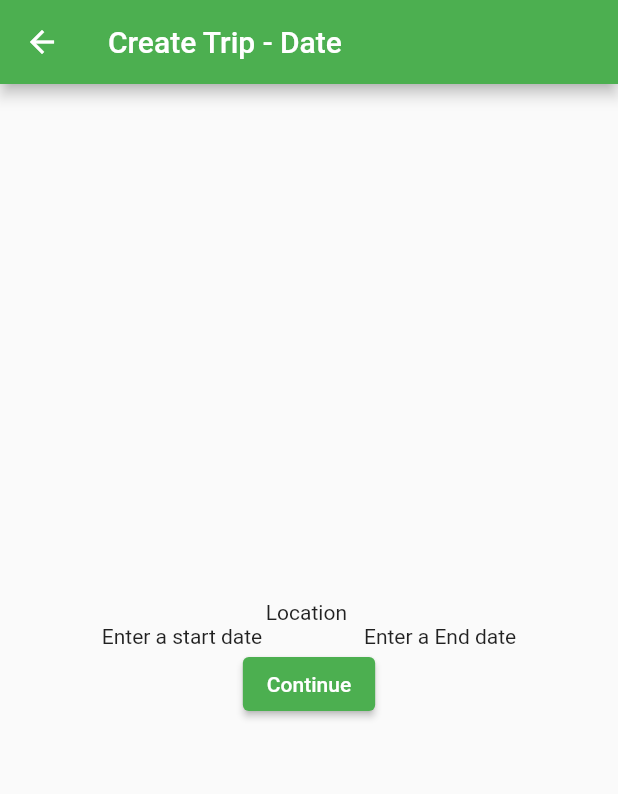
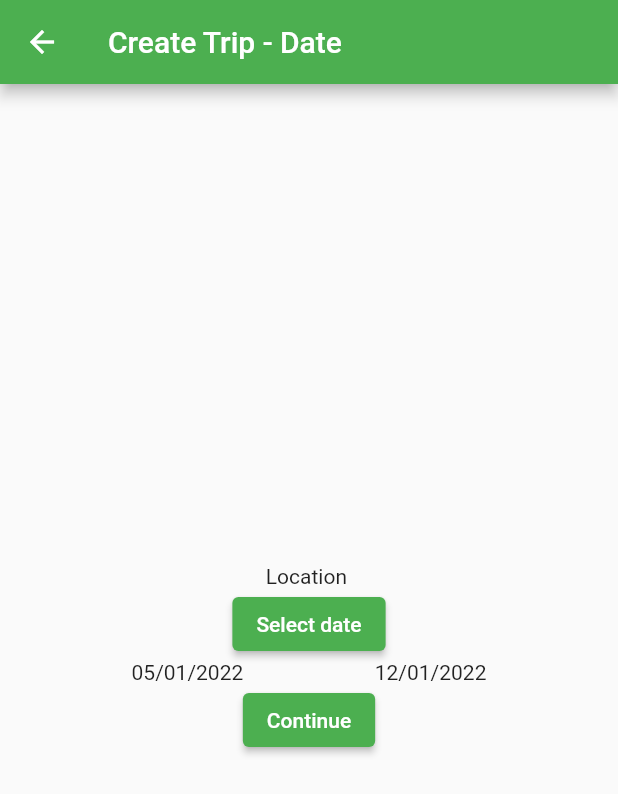
Before and after one commit to brandondasb/travel_app_my_version_flutter, a Flutter app: the NewTripDateView screen opened directly with empty values, on a phone screen of 412 x 824 dp. Shown: the top 794 px of the screen. Run offline on Flutter 3.47's test engine with Material 2 defaults, Android fonts, the phone set to English and light mode, and no system bars; our stand-ins replace firebase_core; accounts and stored records are empty.

Commit message:
added calender range selector formatted date and store it all in firebase

```diff
--- a/lib/models/Trip.dart
+++ b/lib/models/Trip.dart
@@ -6,4 +6,13 @@ class Trip {
   String travelType;
 
   Trip(this.title, this.startDate, this.endDate, this.budget, this.travelType);
+
+  //convert class to json for firebase
+  Map<String, dynamic> toJson() => {
+        'title': title,
+        'startDate': startDate,
+        'endDate': endDate,
+        'bugdet': budget,
+        "travelType": travelType
+      };
 }
--- a/lib/views/new_trips/date_view.dart
+++ b/lib/views/new_trips/date_view.dart
@@ -1,12 +1,85 @@
+import 'dart:async';
+
+// import 'package:date_range_picker/date_range_picker.dart' as DateRagePicker;
 import 'package:flutter/material.dart';
+import 'package:intl/intl.dart';
 import 'package:travel_app_my_version/models/Trip.dart';
 
 import 'budget_view.dart';
 
-class NewTripDateView extends StatelessWidget {
+class NewTripDateView extends StatefulWidget {
   final Trip trip;
 
   const NewTripDateView({Key? key, required this.trip}) : super(key: key);
+
+  @override
+  State<NewTripDateView> createState() => _NewTripDateViewState();
+}
+
+class _NewTripDateViewState extends State<NewTripDateView> {
+  late DateTime date;
+
+  DateTime _startDate = DateTime.now();
+  DateTime _endDate = DateTime.now().add(Duration(days: 7));
+  DateTimeRange dateRange = DateTimeRange(
+    start: DateTime.now(),
+    end: DateTime.now().add(Duration(days: 7)),
+  );
+
+  Future displayDateRangePicker(BuildContext context) async {
+    // final List<DateTime> picked = await DateRagePicker.showDatePicker(
+    //     context: context,
+    //     initialFirstDate: _startDate,
+    //     initialLastDate: _endDate,
+    //     firstDate: DateTime(DateTime.now().year - 50),
+    //     lastDate: DateTime(DateTime.now().year + 50));
+    //once date picked
+    // if (picked != null && picked.length == 2) {
+    //   setState(() {
+    //     _startDate = picked[0];
+    //     _endDate = picked[1];
+    //   });
+    // }
+
+    // final List<DateTime> newDate = await showDatePicker(
+    //     context: context,
+    //     //     initialLastDate: _endDate,
+    //     firstDate: DateTime(DateTime.now().year - 50),
+    //     lastDate: DateTime(DateTime.now().year + 50),
+    //     initialDate: _startDate);
+    // if (newDate == null) return;
+    // setState(() => date = newDate);
+    // setState(() {
+    //   _startDate = newDate[0];
+    //   _endDate = newDate[1];
+    // });
+    /** attempt for the date range**/
+    final initialDateRange = DateTimeRange(start: _startDate, end: _endDate);
+
+    final newDateRange = await showDateRangePicker(
+        context: context,
+        firstDate: DateTime(DateTime.now().year - 50),
+        lastDate: DateTime(DateTime.now().year + 50),
+        initialDateRange: initialDateRange);
+    if (newDateRange == null) return;
+    setState(() => dateRange = newDateRange);
+  }
+
+  String getFrom() {
+    if (dateRange != null) {
+      return DateFormat('dd/MM/yyyy').format(dateRange.start);
+    } else {
+      return "from";
+    }
+  }
+
+  String getUntil() {
+    if (dateRange != null) {
+      return DateFormat('dd/MM/yyyy').format(dateRange.end);
+    } else {
+      return "from";
+    }
+  }
 
   @override
   Widget build(BuildContext context) {
@@ -18,24 +91,31 @@ class NewTripDateView extends StatelessWidget {
           child: Column(
             mainAxisAlignment: MainAxisAlignment.center,
             children: [
-              Text("Location ${trip.title}"),
+              Text("Location ${widget.trip.title}"),
+              ElevatedButton(
+                onPressed: () async {
+                  await displayDateRangePicker(context);
+                },
+                child: Text("Select date"),
+              ),
               Row(
                 mainAxisAlignment: MainAxisAlignment.spaceEvenly,
-                children: const <Widget>[
-                  Text("Enter a start date"),
-                  Text("Enter a End date"),
+                children: <Widget>[
+                  Text(getFrom()),
+                  Text(getUntil()),
                 ],
               ),
               ElevatedButton(
                 child: const Text("Continue"),
                 onPressed: () {
-                  trip.startDate = DateTime.now();
-                  trip.endDate = DateTime.now();
+                  widget.trip.startDate = dateRange.start;
+                  widget.trip.endDate = dateRange.end;
 
                   Navigator.push(
                     context,
                     MaterialPageRoute(
-                        builder: (context) => NewTripBudgetView(trip: trip)),
+                        builder: (context) =>
+                            NewTripBudgetView(trip: widget.trip)),
                   );
                 },
               )
--- a/pubspec.yaml
+++ b/pubspec.yaml
@@ -38,6 +38,8 @@ dependencies:
   firebase_core: ^1.10.6
   cloud_firestore: ^2.2.2
   firebase_auth: ^3.3.4
+  date_range_picker: ^1.0.5
+
 
 dev_dependencies:
   flutter_test:
```
Also changed, not shown: lib/views/new_trips/budget_view.dart (+5 -7 lines), pubspec.lock, 1 other file.
